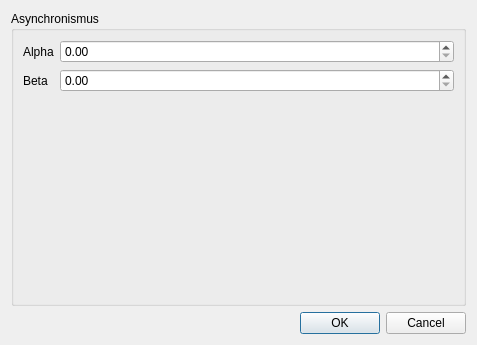
erdklumpen/BetaSimulation, file BetaSimulation/automatasettings.ui: the form before one commit.
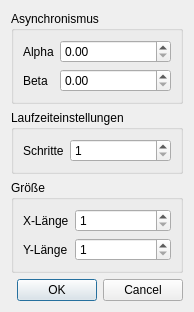
The form after the commit.

```diff
--- a/BetaSimulation/automatasettings.ui
+++ b/BetaSimulation/automatasettings.ui
@@ -6,8 +6,8 @@
    <rect>
     <x>0</x>
     <y>0</y>
-    <width>477</width>
-    <height>345</height>
+    <width>194</width>
+    <height>283</height>
    </rect>
   </property>
   <property name="windowTitle">
@@ -20,10 +20,14 @@
       <string>Asynchronismus</string>
      </property>
      <layout class="QFormLayout" name="formLayout">
-      <property name="fieldGrowthPolicy">
-       <enum>QFormLayout::AllNonFixedFieldsGrow</enum>
-      </property>
-      <item row="1" column="1">
+      <item row="0" column="0">
+       <widget class="QLabel" name="alphaText">
+        <property name="text">
+         <string>Alpha</string>
+        </property>
+       </widget>
+      </item>
+      <item row="0" column="1">
        <widget class="QDoubleSpinBox" name="alpha">
         <property name="maximum">
          <double>1.000000000000000</double>
@@ -33,27 +37,92 @@
         </property>
        </widget>
       </item>
-      <item row="3" column="1">
-       <widget class="QDoubleSpinBox" name="beta">
-        <property name="maximum">
-         <double>1.000000000000000</double>
-        </property>
-        <property name="singleStep">
-         <double>0.100000000000000</double>
-        </property>
-       </widget>
-      </item>
-      <item row="3" column="0">
+      <item row="1" column="0">
        <widget class="QLabel" name="betaText">
         <property name="text">
          <string>Beta</string>
         </property>
        </widget>
       </item>
+      <item row="1" column="1">
+       <widget class="QDoubleSpinBox" name="beta">
+        <property name="maximum">
+         <double>1.000000000000000</double>
+        </property>
+        <property name="singleStep">
+         <double>0.100000000000000</double>
+        </property>
+       </widget>
+      </item>
+     </layout>
+    </widget>
+   </item>
+   <item>
+    <widget class="QGroupBox" name="groupBox">
+     <property name="title">
+      <string>Laufzeiteinstellungen</string>
+     </property>
+     <layout class="QFormLayout" name="formLayout_2">
+      <property name="fieldGrowthPolicy">
+       <enum>QFormLayout::AllNonFixedFieldsGrow</enum>
+      </property>
+      <item row="0" column="0">
+       <widget class="QLabel" name="stepsText">
+        <property name="text">
+         <string>Schritte</string>
+        </property>
+       </widget>
+      </item>
+      <item row="0" column="1">
+       <widget class="QSpinBox" name="steps">
+        <property name="minimum">
+         <number>1</number>
+        </property>
+        <property name="maximum">
+         <number>10000</number>
+        </property>
+       </widget>
+      </item>
+     </layout>
+    </widget>
+   </item>
+   <item>
+    <widget class="QGroupBox" name="groupBox_2">
+     <property name="title">
+      <string>Größe</string>
+     </property>
+     <layout class="QFormLayout" name="formLayout_3">
+      <item row="0" column="0">
+       <widget class="QLabel" name="xLengthText">
+        <property name="text">
+         <string>X-Länge</string>
+        </property>
+       </widget>
+      </item>
       <item row="1" column="0">
-       <widget class="QLabel" name="alphaText">
+       <widget class="QLabel" name="yLengthText">
         <property name="text">
-         <string>Alpha</string>
+         <string>Y-Länge</string>
+        </property>
+       </widget>
+      </item>
+      <item row="0" column="1">
+       <widget class="QSpinBox" name="xLength">
+        <property name="minimum">
+         <number>1</number>
+        </property>
+        <property name="maximum">
+         <number>10000</number>
+        </property>
+       </widget>
+      </item>
+      <item row="1" column="1">
+       <widget class="QSpinBox" name="yLength">
+        <property name="minimum">
+         <number>1</number>
+        </property>
+        <property name="maximum">
+         <number>10000</number>
         </property>
        </widget>
       </item>
```
